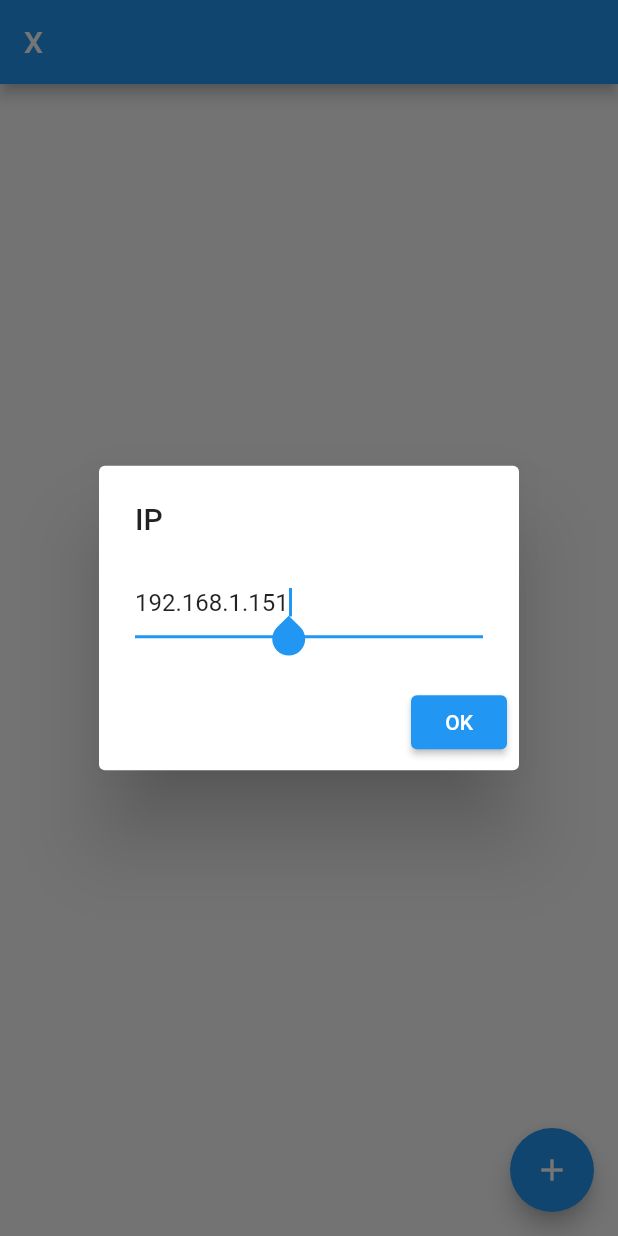
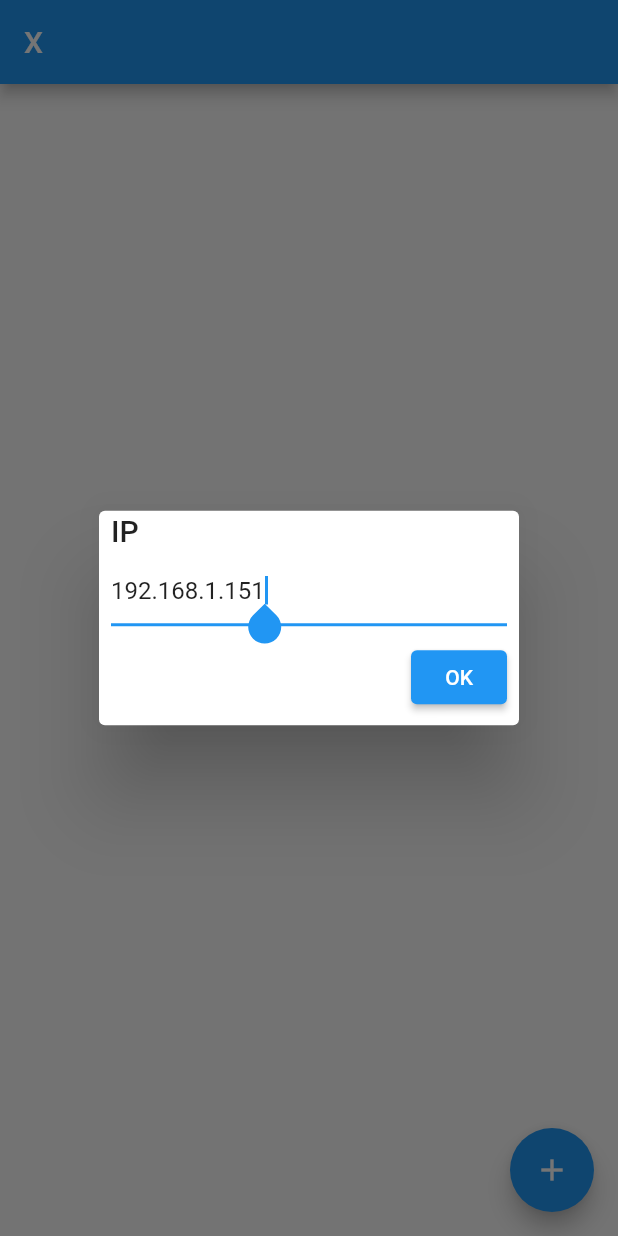
Before and after one commit to diyews/scrcpy-flutter, a Flutter app: the screen it shows after launch, after a tap on the "add" icon, on a phone screen of 412 x 824 dp. Run offline on Flutter 3.47's test engine with Material 2 defaults, Android fonts, the phone set to English and light mode, and no system bars; our stand-ins replace shared_preferences; missing offline and left inert: floatingpanel.

```diff
--- a/lib/main.dart
+++ b/lib/main.dart
@@ -1,6 +1,7 @@
 import 'package:flutter/material.dart';
 import 'package:flutter/services.dart';
 import 'package:scrcpy_flutter/scrcpy.dart';
+import 'package:shared_preferences/shared_preferences.dart';
 
 void main() {
   runApp(const MyApp());
@@ -51,18 +52,25 @@ class MyHomePage extends StatefulWidget {
 }
 
 class _MyHomePageState extends State<MyHomePage> {
+  SharedPreferences? prefs;
+
   _MyHomePageState() {
     SystemChrome.setEnabledSystemUIMode(SystemUiMode.manual, overlays: []);
   }
 
-  void _incrementCounter(BuildContext context) {
+  void _incrementCounter(BuildContext context) async {
+    prefs ??= await SharedPreferences.getInstance();
+    String? ip = prefs!.getString('lastDeviceIP');
     TextEditingController _controller = TextEditingController()
-      ..text = ('192.168.1.151');
+      ..text = (ip ?? '192.168.1.151');
     showDialog(
       context: context,
       builder: (context) {
         return AlertDialog(
           title: Text('IP'),
+          titlePadding: const EdgeInsets.symmetric(vertical: 2, horizontal: 8),
+          contentPadding:
+              const EdgeInsets.symmetric(vertical: 2, horizontal: 8),
           content: TextField(
             controller: _controller,
             autofocus: true,
@@ -78,6 +86,8 @@ class _MyHomePageState extends State<MyHomePage> {
       },
     ).then((val) {
       print(val);
+      if (val == null) return;
+      prefs!.setString('lastDeviceIP', val);
       Navigator.of(context).push(MaterialPageRoute(
           builder: (_) => Scrcpy(
                 ip: val,
@@ -97,6 +107,7 @@ class _MyHomePageState extends State<MyHomePage> {
       appBar: AppBar(
         title: Text('X'),
       ),
+      resizeToAvoidBottomInset: false,
       body: Center(
         // Center is a layout widget. It takes a single child and positions it
         // in the middle of the parent.
--- a/pubspec.yaml
+++ b/pubspec.yaml
@@ -34,6 +34,12 @@ dependencies:
   # The following adds the Cupertino Icons font to your application.
   # Use with the CupertinoIcons class for iOS style icons.
   cupertino_icons: ^1.0.2
+
+  floatingpanel:
+    git:
+      url: https://github.com/diyews/floating_panel.git
+      ref: a8f7f6a628e2cccc2e902f71969352c737bb1b83
+  shared_preferences: ^2.0.8
 
 dev_dependencies:
   flutter_test:
```
Also changed, not shown: lib/scrcpy.dart (+62 -9 lines), pubspec.lock.
